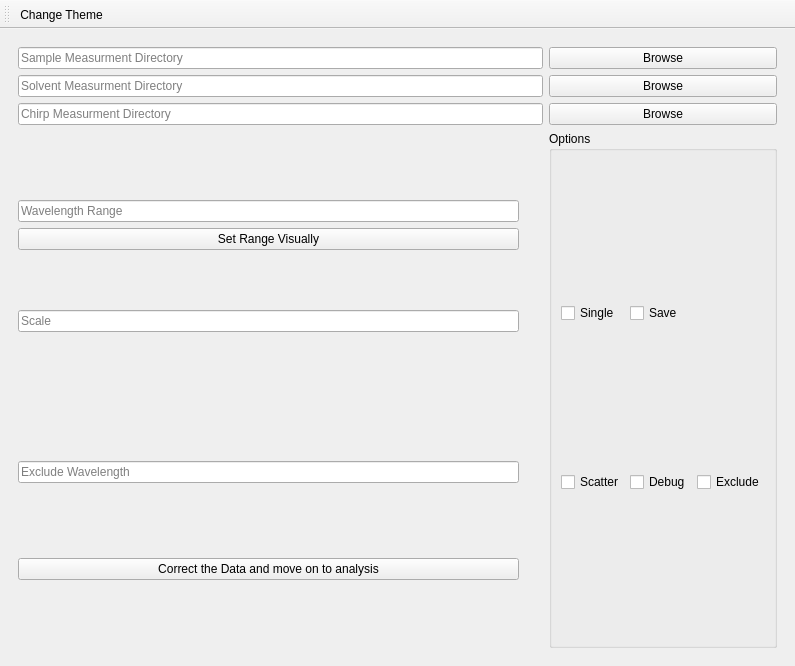
Old version of the form gui_with_eprver2.ui in the repository 4-DMAPandSadness/EfsTA.
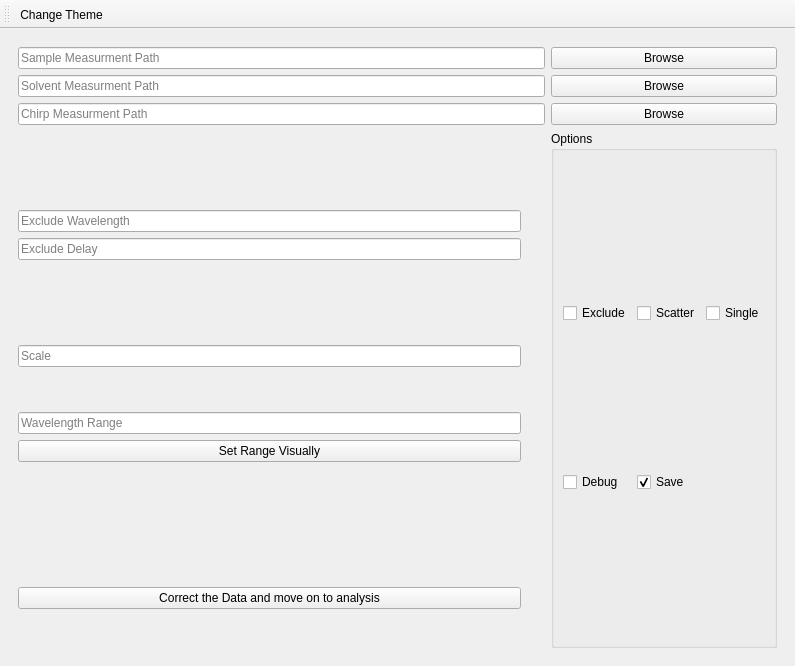
New version of the form. The open tabs and pages were chosen to show the change. Icons and pictures are not drawn.

Commit message: Added Tooltips for Chirp Correction. Imporved robustness of spike correction

Patch:
```diff
--- a/gui_with_eprver2.ui
+++ b/gui_with_eprver2.ui
@@ -78,136 +78,167 @@
       </widget>
       <widget class="QWidget" name="Chirp">
        <layout class="QGridLayout" name="gridLayout_22">
-        <item row="1" column="0" colspan="5">
-         <widget class="QLineEdit" name="Chirp_Solvent_Dir">
-          <property name="placeholderText">
-           <string>Solvent Measurment Directory</string>
-          </property>
-         </widget>
-        </item>
         <item row="0" column="0" colspan="5">
          <widget class="QLineEdit" name="Chirp_Sample_Dir">
           <property name="text">
            <string/>
           </property>
-          <property name="placeholderText">
-           <string>Sample Measurment Directory</string>
-          </property>
-         </widget>
-        </item>
-        <item row="9" column="0">
-         <widget class="QLineEdit" name="Chirp_Exclude_Wave">
           <property name="text">
            <string/>
           </property>
           <property name="placeholderText">
-           <string>Exclude Wavelength</string>
+           <string>Sample Measurment Path</string>
           </property>
          </widget>
         </item>
-        <item row="1" column="5">
-         <widget class="QPushButton" name="Chirp_Browse_Solvent">
-          <property name="text">
-           <string>Browse</string>
-          </property>
-         </widget>
-        </item>
-        <item row="4" column="0">
+        <item row="11" column="0">
          <widget class="QLineEdit" name="Chirp_Wave_Range">
           <property name="placeholderText">
            <string>Wavelength Range</string>
           </property>
          </widget>
         </item>
-        <item row="11" column="0">
+        <item row="12" column="0">
+         <widget class="QPushButton" name="Chirp_Visually">
+          <property name="text">
+           <string>Set Range Visually</string>
+          </property>
+         </widget>
+        </item>
+        <item row="1" column="5">
+         <widget class="QPushButton" name="Chirp_Browse_Solvent">
+          <property name="toolTip">
+           <string>&lt;html&gt;&lt;head/&gt;&lt;body&gt;&lt;p&gt;Click to open a directory dialog and select the file containing the solvent/background measurment data.&lt;/p&gt;&lt;/body&gt;&lt;/html&gt;</string>
+          </property>
+          <property name="text">
+           <string>Browse</string>
+          </property>
+         </widget>
+        </item>
+        <item row="16" column="0">
          <widget class="QPushButton" name="Chirp_Done">
           <property name="text">
            <string>Correct the Data and move on to analysis</string>
           </property>
          </widget>
         </item>
-        <item row="3" column="5" rowspan="10">
+        <item row="0" column="5">
+         <widget class="QPushButton" name="Chirp_Browse_Sample">
+          <property name="toolTip">
+           <string>&lt;html&gt;&lt;head/&gt;&lt;body&gt;&lt;p&gt;Click to open a directory dialog and select the file containing the sample measurment data.&lt;/p&gt;&lt;/body&gt;&lt;/html&gt;</string>
+          </property>
+          <property name="text">
+           <string>Browse</string>
+          </property>
+         </widget>
+        </item>
+        <item row="1" column="0" colspan="5">
+         <widget class="QLineEdit" name="Chirp_Solvent_Dir">
+          <property name="toolTip">
+           <string>&lt;html&gt;&lt;head/&gt;&lt;body&gt;&lt;p&gt;Input the filepath of the background / pure solvent measurement or use the &amp;quot;Browse&amp;quot;-button on the right.&lt;/p&gt;&lt;p&gt;&lt;span style=&quot; font-weight:600; text-decoration: underline;&quot;&gt;Example:&lt;/span&gt;&lt;/p&gt;&lt;p&gt;/home/user/documents/fsta_measurements/[...]solvent.dat / .txt etc.&lt;/p&gt;&lt;/body&gt;&lt;/html&gt;</string>
+          </property>
+          <property name="placeholderText">
+           <string>Solvent Measurment Path</string>
+          </property>
+         </widget>
+        </item>
+        <item row="2" column="5">
+         <widget class="QPushButton" name="Chirp_Browse_Chirp">
+          <property name="toolTip">
+           <string>&lt;html&gt;&lt;head/&gt;&lt;body&gt;&lt;p&gt;Click to open a directory dialog and select the file containing the chirp/OKE measurment data.&lt;/p&gt;&lt;/body&gt;&lt;/html&gt;</string>
+          </property>
+          <property name="text">
+           <string>Browse</string>
+          </property>
+         </widget>
+        </item>
+        <item row="2" column="0" colspan="5">
+         <widget class="QLineEdit" name="Chirp_Chirp_Dir">
+          <property name="toolTip">
+           <string>&lt;html&gt;&lt;head/&gt;&lt;body&gt;&lt;p&gt;Input the filepath of the chirp / OKE measurement or use the &amp;quot;Browse&amp;quot;-button on the right.&lt;/p&gt;&lt;p&gt;&lt;span style=&quot; font-weight:600; text-decoration: underline;&quot;&gt;Example:&lt;/span&gt;&lt;/p&gt;&lt;p&gt;/home/user/documents/fsta_measurements/[...]GATE.dat / .txt etc.&lt;/p&gt;&lt;/body&gt;&lt;/html&gt;</string>
+          </property>
+          <property name="text">
+           <string/>
+          </property>
+          <property name="placeholderText">
+           <string>Chirp Measurment Path</string>
+          </property>
+         </widget>
+        </item>
+        <item row="5" column="0">
+         <widget class="QLineEdit" name="Chirp_Exclude_Wave">
+          <property name="text">
+           <string/>
+          </property>
+          <property name="placeholderText">
+           <string>Exclude Wavelength</string>
+          </property>
+         </widget>
+        </item>
+        <item row="3" column="5" rowspan="15">
          <widget class="QGroupBox" name="Chirp_options">
           <property name="title">
            <string>Options</string>
           </property>
           <layout class="QGridLayout" name="gridLayout_23">
-           <item row="0" column="1" colspan="2">
-            <widget class="QCheckBox" name="Chirp_Save">
-             <property name="text">
-              <string>Save</string>
-             </property>
-            </widget>
-           </item>
-           <item row="1" column="0">
+           <item row="0" column="1">
             <widget class="QCheckBox" name="Chirp_Scatter">
              <property name="text">
               <string>Scatter</string>
              </property>
             </widget>
            </item>
-           <item row="1" column="1">
-            <widget class="QCheckBox" name="Chirp_Debug">
-             <property name="text">
-              <string>Debug</string>
-             </property>
-            </widget>
-           </item>
-           <item row="1" column="2">
+           <item row="0" column="0">
             <widget class="QCheckBox" name="Chirp_Exclude">
              <property name="text">
               <string>Exclude</string>
              </property>
             </widget>
            </item>
-           <item row="0" column="0">
+           <item row="3" column="1">
+            <widget class="QCheckBox" name="Chirp_Save">
+             <property name="toolTip">
+              <string>&lt;html&gt;&lt;head/&gt;&lt;body&gt;&lt;p&gt;If selected, a new folder will be created and the corrected data will be saved in the correct format for the analysis.&lt;/p&gt;&lt;/body&gt;&lt;/html&gt;</string>
+             </property>
+             <property name="text">
+              <string>Save</string>
+             </property>
+             <property name="checked">
+              <bool>true</bool>
+             </property>
+            </widget>
+           </item>
+           <item row="0" column="2">
             <widget class="QCheckBox" name="Chirp_Single">
              <property name="text">
               <string>Single</string>
              </property>
             </widget>
            </item>
+           <item row="3" column="0">
+            <widget class="QCheckBox" name="Chirp_Debug">
+             <property name="text">
+              <string>Debug</string>
+             </property>
+            </widget>
+           </item>
           </layout>
          </widget>
         </item>
-        <item row="0" column="5">
-         <widget class="QPushButton" name="Chirp_Browse_Sample">
-          <property name="text">
-           <string>Browse</string>
-          </property>
-         </widget>
-        </item>
-        <item row="2" column="5">
-         <widget class="QPushButton" name="Chirp_Browse_Chirp">
-          <property name="text">
-           <string>Browse</string>
-          </property>
-         </widget>
-        </item>
-        <item row="2" column="0" colspan="5">
-         <widget class="QLineEdit" name="Chirp_Chirp_Dir">
-          <property name="text">
-           <string/>
-          </property>
+        <item row="6" column="0">
+         <widget class="QLineEdit" name="Chirp_Exclude_Delay">
           <property name="placeholderText">
-           <string>Chirp Measurment Directory</string>
+           <string>Exclude Delay</string>
           </property>
          </widget>
         </item>
-        <item row="6" column="0" rowspan="2">
+        <item row="9" column="0">
          <widget class="QLineEdit" name="Chirp_Scale">
           <property name="placeholderText">
            <string>Scale</string>
           </property>
          </widget>
         </item>
-        <item row="5" column="0">
-         <widget class="QPushButton" name="Chirp_Visually">
-          <property name="text">
-           <string>Set Range Visually</string>
-          </property>
-         </widget>
-        </item>
        </layout>
       </widget>
       <widget class="QWidget" name="Analysis">
```
Left out of the diff: 101 changed lines with no effect on the pictures. The commit also changes 3 other files.
